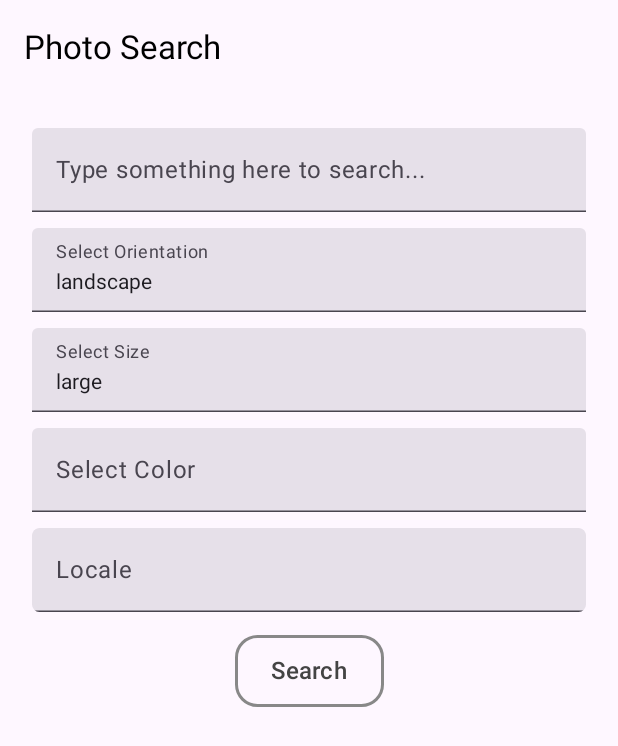
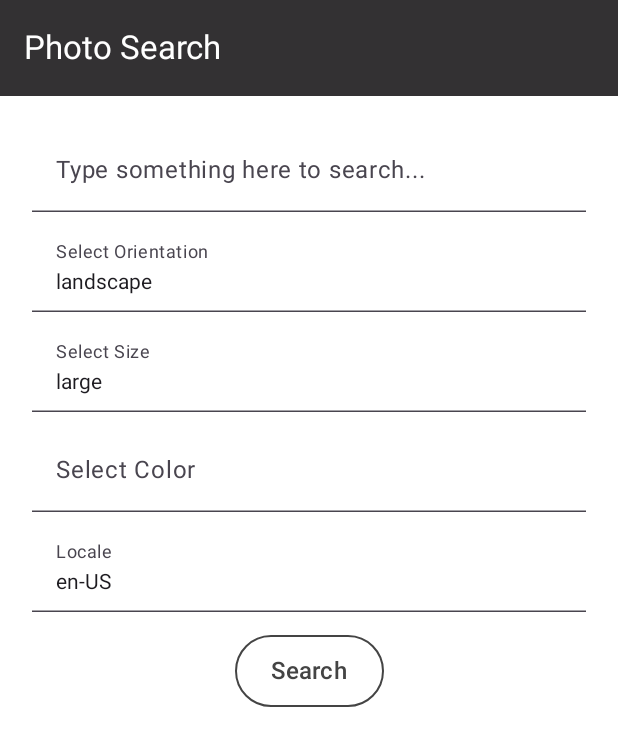
Before and after one commit to prince24999/era_test_pexels, an Android app built with Jetpack Compose: the screen it shows after launch (Search), on a phone screen of 412 x 824 dp. Shown: the top 746 px of the screen. Run offline under Robolectric (Android 15) with nearby library versions, the phone set to English and light mode, and no system bars; our stand-ins replace accompanist.

Commit message:
re-style

```diff
--- a/app/build.gradle.kts
+++ b/app/build.gradle.kts
@@ -42,6 +42,7 @@ android {
 
 dependencies {
 
+    implementation ("com.google.accompanist:accompanist-systemuicontroller:0.31.1-alpha")
     implementation ("androidx.datastore:datastore-preferences:1.0.0")
     implementation("com.google.accompanist:accompanist-swiperefresh:0.31.1-alpha")
     implementation ("androidx.compose.ui:ui:1.5.0")
--- a/app/src/main/java/com/vp/era_test_pexels/Search.kt
+++ b/app/src/main/java/com/vp/era_test_pexels/Search.kt
@@ -24,11 +24,13 @@ import androidx.compose.foundation.layout.fillMaxSize
 import androidx.compose.foundation.layout.fillMaxWidth
 import androidx.compose.foundation.layout.height
 import androidx.compose.foundation.layout.padding
+import androidx.compose.foundation.layout.windowInsetsPadding
 import androidx.compose.foundation.rememberScrollState
 import androidx.compose.foundation.shape.CornerSize
 import androidx.compose.foundation.shape.RoundedCornerShape
 import androidx.compose.foundation.text.KeyboardOptions
 import androidx.compose.foundation.verticalScroll
+import androidx.compose.material.CheckboxDefaults.colors
 import androidx.compose.material3.Button
 import androidx.compose.material3.ButtonDefaults
 import androidx.compose.material3.DropdownMenuItem
@@ -36,6 +38,7 @@ import androidx.compose.material3.ExperimentalMaterial3Api
 import androidx.compose.material3.ExposedDropdownMenuBox
 
 import androidx.compose.material3.MenuAnchorType
+import androidx.compose.material3.OutlinedTextField
 
 import androidx.compose.material3.Scaffold
 import androidx.compose.material3.Slider
@@ -43,6 +46,7 @@ import androidx.compose.material3.SliderDefaults
 import androidx.compose.material3.Text
 import androidx.compose.material3.TextField
 import androidx.compose.material3.TextFieldDefaults
+import androidx.compose.material3.TopAppBar
 import androidx.compose.runtime.Composable
 import androidx.compose.runtime.LaunchedEffect
 import androidx.compose.runtime.SideEffect
@@ -73,19 +77,20 @@ import com.vp.era_test_pexels.control.getPhotosPerPage
 import com.vp.era_test_pexels.control.getSize
 import com.vp.era_test_pexels.control.isInternetAvailable
 import com.vp.era_test_pexels.ui.PhotoList
-import com.vp.era_test_pexels.ui.main.FullScreenEffect
 import com.vp.era_test_pexels.ui.main.SharedTopBar
+import androidx.compose.foundation.layout.statusBars
+
 
 class Search : ComponentActivity() {
 
+    @OptIn(ExperimentalMaterial3Api::class)
     override fun onCreate(savedInstanceState: Bundle?) {
         super.onCreate(savedInstanceState)
         setContent {
-            var selectedIndex by remember { mutableIntStateOf(0) }
 
-            Scaffold(modifier = Modifier.fillMaxSize(),
-                //containerColor = Color.White,
 
+            Scaffold(modifier = Modifier.fillMaxSize()
+                ,
                 topBar = {
                     SharedTopBar("Photo Search")
 
@@ -94,7 +99,9 @@ class Search : ComponentActivity() {
                 Box(
                     modifier = Modifier
                         .fillMaxSize()
-                        .padding(innerPadding),
+                        .padding(innerPadding)
+                        .background(color = Color.White)
+                        ,
                     contentAlignment = Alignment.TopCenter
                 ) {
                     SearchForm()
@@ -123,12 +130,17 @@ fun AutoCompleteTextField(
         TextField(
             value = text,
             singleLine = true,
+            colors = TextFieldDefaults.colors(
+                unfocusedContainerColor = Color.Transparent,
+                focusedContainerColor = Color.Transparent
+            ),
             onValueChange = { newText ->
                 text = newText // update when type
                 expanded = suggestions.any { item -> item.contains(newText, ignoreCase = true) }
             },
             modifier = Modifier.menuAnchor(type = MenuAnchorType.PrimaryEditable, enabled = true).fillMaxWidth(),
-            label = { Text("Type something here to search...") }
+            label = { Text("Type something here to search...")
+            }
         )
 
         ExposedDropdownMenu(modifier = Modifier.background(Color.White).padding(0.dp),
@@ -189,37 +201,12 @@ fun SearchForm() {
 
         //val validPattern = Regex("^[a-zA-Z0-9]+$")
 
-        var localeText by remember { mutableStateOf("") }
+        var localeText by remember { mutableStateOf("en-US") }
         var pageNumberText by remember { mutableStateOf("1") }
         var perPageText by remember { mutableStateOf(15f) }
 
         // Query String Input
          Box(modifier = Modifier.padding(5.dp)) {
-//            TextField(
-//                value = searchText,
-//                onValueChange = {
-//                    searchText = it
-//                    errorMessage = when {
-//                        searchText.isBlank() -> "Please enter a search query"
-//
-//                        else -> null
-//                    }
-//                                },
-//                label = { Text("Type something here for Search") },
-//                isError = errorMessage != null,
-//                keyboardOptions = KeyboardOptions.Default.copy(
-//                    imeAction = ImeAction.Done
-//                ),
-//                modifier = Modifier
-//                    .background(color = Color.Transparent)
-//                    .fillMaxWidth()
-//                 //   .clip(RoundedCornerShape(16.dp)),
-////                colors = TextFieldDefaults.colors(
-////                    focusedContainerColor = Color.White,
-////                    focusedIndicatorColor = Color.Transparent,
-////                    unfocusedIndicatorColor = Color.Transparent
-////                )
-//            )
 
              AutoCompleteTextField(
                  suggestions = history,
@@ -244,6 +231,10 @@ fun SearchForm() {
                     onValueChange = {selectedOrientation = it},
                     readOnly = true,
                     label = { Text("Select Orientation") },
+                    singleLine = true,
+                    colors = TextFieldDefaults.colors(
+                        unfocusedContainerColor = Color.Transparent,
+                        focusedContainerColor = Color.Transparent),
                     modifier = Modifier
                         .menuAnchor()
                         .fillMaxWidth(),
@@ -279,10 +270,13 @@ fun SearchForm() {
                     onValueChange = {selectedSize = it},
                     readOnly = true,
                     label = { Text("Select Size") },
+                    singleLine = true,
+                    colors = TextFieldDefaults.colors(
+                        unfocusedContainerColor = Color.Transparent,
+                        focusedContainerColor = Color.Transparent),
                     modifier = Modifier
                         .menuAnchor()
                         .fillMaxWidth()
-                        //.clip(RoundedCornerShape(16.dp)),
 
                 )
                 ExposedDropdownMenu(modifier = Modifier.background(Color.White).padding(0.dp),
@@ -296,7 +290,6 @@ fun SearchForm() {
                                 selectedSize = option
                                 expandedSize = false
                             },
-                            //modifier = Modifier.clip(RoundedCornerShape(12.dp))
                         )
                     }
                 }
@@ -314,23 +307,24 @@ fun SearchForm() {
                     onValueChange = {selectedColor = it},
                     readOnly = true,
                     label = { Text("Select Color") },
+                    singleLine = true,
+                    colors = TextFieldDefaults.colors(
+                        unfocusedContainerColor = Color.Transparent,
+                        focusedContainerColor = Color.Transparent),
                     modifier = Modifier
                         .menuAnchor()
                         .fillMaxWidth()
-                        //.clip(RoundedCornerShape(3.dp)),
-//                    colors = TextFieldDefaults.colors(
-//                        focusedContainerColor = Color.White,
-//                        focusedIndicatorColor = Color.Transparent,
-//                        unfocusedIndicatorColor = Color.Transparent
-//                    )
+
+
                 )
-                ExposedDropdownMenu(modifier = Modifier.background(Color.White).padding(0.dp),
+                ExposedDropdownMenu(modifier = Modifier.background(Color.White).padding(0.dp)
+                    ,
                     expanded = expandedColor,
                     onDismissRequest = { expandedColor = false }
                 ) {
                     optionsColor.forEach { option ->
                         DropdownMenuItem(
-                            text = { Text(option) },
+                            text = { Text(option, color = Color.Black) },
                             onClick = {
                                 selectedColor = option
                                 expandedColor = false
@@ -344,19 +338,22 @@ fun SearchForm() {
 
         // Locale String Input
          Box(modifier = Modifier.padding(5.dp)) {
+
             TextField(
-                value = localeText,
-                onValueChange = {localeText = it},
-                label = { Text("Locale") },
-                modifier = Modifier
+                    localeText, {localeText = it}, Modifier
                     .background(color = Color.Transparent)
                     .fillMaxWidth()
-                    .clip(RoundedCornerShape(5.dp)),
-//                colors = TextFieldDefaults.colors(
-//                    focusedContainerColor = Color.White,
-//                    focusedIndicatorColor = Color.Transparent,
-//                    unfocusedIndicatorColor = Color.Transparent
-//                )
+                    .border(
+                        width = 1.dp,
+                        color = Color.Transparent,
+                        shape = RoundedCornerShape(0.dp) // Viền chỉ dưới chân
+                    ), label = { Text("Locale")},
+                    singleLine = true,
+                    colors = TextFieldDefaults.colors(
+                    unfocusedContainerColor = Color.Transparent,
+                    focusedContainerColor = Color.Transparent
+                )
+
             )
         }
 
@@ -413,8 +410,8 @@ fun SubmitSearch(query: String, orientation: String, size: String, color: String
     }
         ,
         modifier = Modifier
-            .border(2.dp, Color.Gray, RoundedCornerShape(15.dp))
-            .background(Color.Transparent, RoundedCornerShape(15.dp)),
+            .border(1.dp, Color.DarkGray, RoundedCornerShape(30.dp))
+            .background(Color.Transparent, RoundedCornerShape(30.dp)),
         colors = ButtonDefaults.buttonColors(
             containerColor = Color.Transparent,
             contentColor = Color.DarkGray
--- a/app/src/main/java/com/vp/era_test_pexels/ui/PhotoDetail.kt
+++ b/app/src/main/java/com/vp/era_test_pexels/ui/PhotoDetail.kt
@@ -129,14 +129,16 @@ fun ZoomableImageScreen(imageUrl: String) {
                     //  scale limit update from 1x to 5x
                     scale = (scale * zoom).coerceIn(1f, 5f)
 
-                    //  fillMaxSize() and scale = 1 then image fit to container,
-                    // calculate :
-                    // maxOffsetX = (containerWidth * (scale - 1)) / 2
+
+                    // calculate : limit X (horizontal) to prevent image overflow
+
                     val maxOffsetX = if (scale > 1f) (containerSize.width * (scale - 1f)) / 2f else 0f
                     offsetX = (offsetX + pan.x).coerceIn(-maxOffsetX, maxOffsetX)
 
-                    // Y : vertical is free
-                    offsetY += pan.y
+                    // calculate : limit Y (vertical) to prevent image overflow
+                    val maxOffsetY = if (scale > 1f) (containerSize.height * (scale - 1f)) / 2f else 0f
+                    offsetY = (offsetY + pan.y).coerceIn(-maxOffsetY, maxOffsetY)
+                    //offsetY += pan.y
                 }
             }
             //  scale and translation for image
--- a/app/src/main/java/com/vp/era_test_pexels/ui/PhotoList.kt
+++ b/app/src/main/java/com/vp/era_test_pexels/ui/PhotoList.kt
@@ -40,6 +40,7 @@ import androidx.compose.runtime.mutableIntStateOf
 import androidx.compose.runtime.mutableStateListOf
 import androidx.compose.runtime.mutableStateOf
 import androidx.compose.runtime.remember
+import androidx.compose.runtime.saveable.rememberSaveable
 import androidx.compose.runtime.setValue
 import androidx.compose.runtime.snapshotFlow
 import androidx.compose.runtime.snapshots.SnapshotStateList
@@ -102,8 +103,8 @@ class PhotoList : ComponentActivity()
                 Box(
                     modifier = Modifier
                         .fillMaxSize()
-                        .padding(innerPadding).background(Color.White),
-
+                        .padding(innerPadding)
+                        .background(color = Color.Blue),
                     contentAlignment = Alignment.TopCenter
                 ) {
                     GalleryGrid(
@@ -126,7 +127,7 @@ class PhotoList : ComponentActivity()
 fun PhotoItem(photographer: String, alt: String,imageUrl: String, originalUrl: String, modifier: Modifier = Modifier) {
     Log.d("PhotoList", "PhotoItemUrl: $imageUrl")
     val context = LocalContext.current
-    var isImageLoading by remember { mutableStateOf(true) }
+    var isImageLoading by rememberSaveable { mutableStateOf(true) }
 
     Card(
         shape = RoundedCornerShape(10.dp),
@@ -147,7 +148,7 @@ fun PhotoItem(photographer: String, alt: String,imageUrl: String, originalUrl: S
         Box(modifier = Modifier.fillMaxWidth()) {
 
             if (isImageLoading) {
-                CircularProgressIndicator(color = Color.White)
+                CircularProgressIndicator(color = Color.Red)
             }
 
             Image(
@@ -360,10 +361,9 @@ fun GalleryGrid(
                     Box(
                         modifier = Modifier
                             .fillMaxSize()
-                            .background(Color.Black.copy(alpha = 0.5f)), // Hiệu ứng mờ nền
+                            .background(Color.White),
                         contentAlignment = Alignment.Center
                     ) {
-                        //CircularProgressIndicator(color = Color.Red)
                         Text("No Photos Found",
                         modifier = Modifier.align(Alignment.Center).padding(16.dp),
                         color = Color.LightGray,
--- a/app/src/main/java/com/vp/era_test_pexels/ui/main/SharedComponents.kt
+++ b/app/src/main/java/com/vp/era_test_pexels/ui/main/SharedComponents.kt
@@ -6,6 +6,13 @@ import android.os.Build
 import android.view.WindowInsetsController
 import androidx.activity.compose.LocalActivity
 import androidx.annotation.RequiresApi
+import androidx.compose.foundation.layout.Box
+import androidx.compose.foundation.layout.Column
+import androidx.compose.foundation.layout.WindowInsets
+import androidx.compose.foundation.layout.fillMaxSize
+import androidx.compose.foundation.layout.padding
+import androidx.compose.foundation.layout.statusBars
+import androidx.compose.foundation.layout.windowInsetsPadding
 import androidx.compose.material.icons.Icons
 import androidx.compose.material.icons.filled.Favorite
 
@@ -18,7 +25,9 @@ import androidx.compose.runtime.SideEffect
 
 import androidx.compose.ui.Modifier
 import androidx.compose.ui.graphics.Color
+import androidx.compose.ui.unit.dp
 import androidx.core.view.WindowCompat
+import com.google.accompanist.systemuicontroller.rememberSystemUiController
 
 
 @OptIn(ExperimentalMaterial3Api::class)
@@ -26,10 +35,13 @@ import androidx.core.view.WindowCompat
 fun SharedTopBar(title: String) {
     TopAppBar(
         title = { Text(title) },
-        colors = TopAppBarDefaults.topAppBarColors(titleContentColor = Color.Black),
-        modifier = Modifier
+        colors = TopAppBarDefaults.topAppBarColors(titleContentColor = Color.White, containerColor = Color.Black.copy(alpha = 0.8f)),
+        modifier = Modifier.windowInsetsPadding(androidx.compose.foundation.layout.WindowInsets.statusBars)
     )
 }
+
+
+
 
 @Composable
 fun SharedNavigationBar(
```
